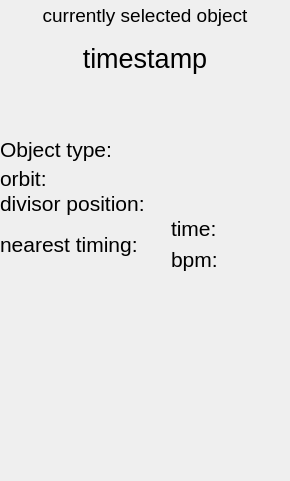
Above: src/ui/infoui/metaui/editinfo/objectinfoui.ui from xiangCaO233/MusicMapMaker before the change. Below: the same form after it.
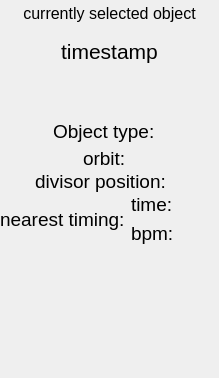
That is the form after the change. Icons and pictures are not drawn.

```diff
--- a/src/ui/infoui/metaui/editinfo/objectinfoui.ui
+++ b/src/ui/infoui/metaui/editinfo/objectinfoui.ui
@@ -6,8 +6,8 @@
    <rect>
     <x>0</x>
     <y>0</y>
-    <width>290</width>
-    <height>481</height>
+    <width>213</width>
+    <height>378</height>
    </rect>
   </property>
   <property name="windowTitle">
@@ -51,7 +51,7 @@
        <widget class="QLabel" name="label">
         <property name="font">
          <font>
-          <pointsize>14</pointsize>
+          <pointsize>12</pointsize>
          </font>
         </property>
         <property name="text">
@@ -66,7 +66,7 @@
        <widget class="QLabel" name="timestamp_label">
         <property name="font">
          <font>
-          <pointsize>20</pointsize>
+          <pointsize>16</pointsize>
          </font>
         </property>
         <property name="text">
@@ -81,7 +81,7 @@
        <widget class="QLabel" name="timestam_value">
         <property name="font">
          <font>
-          <pointsize>20</pointsize>
+          <pointsize>16</pointsize>
          </font>
         </property>
         <property name="styleSheet">
@@ -113,11 +113,24 @@
          <property name="bottomMargin">
           <number>0</number>
          </property>
+         <item>
+          <spacer name="horizontalSpacer_3">
+           <property name="orientation">
+            <enum>Qt::Orientation::Horizontal</enum>
+           </property>
+           <property name="sizeHint" stdset="0">
+            <size>
+             <width>40</width>
+             <height>20</height>
+            </size>
+           </property>
+          </spacer>
+         </item>
          <item>
           <widget class="QLabel" name="type_label">
            <property name="font">
             <font>
-             <pointsize>16</pointsize>
+             <pointsize>14</pointsize>
             </font>
            </property>
            <property name="text">
@@ -174,7 +187,7 @@
            </property>
            <property name="font">
             <font>
-             <pointsize>16</pointsize>
+             <pointsize>14</pointsize>
             </font>
            </property>
            <property name="text">
@@ -185,6 +198,19 @@
            </property>
           </widget>
          </item>
+         <item>
+          <spacer name="horizontalSpacer_4">
+           <property name="orientation">
+            <enum>Qt::Orientation::Horizontal</enum>
+           </property>
+           <property name="sizeHint" stdset="0">
+            <size>
+             <width>40</width>
+             <height>20</height>
+            </size>
+           </property>
+          </spacer>
+         </item>
         </layout>
        </widget>
       </item>
@@ -209,11 +235,24 @@
       <property name="bottomMargin">
        <number>0</number>
       </property>
+      <item>
+       <spacer name="horizontalSpacer_5">
+        <property name="orientation">
+         <enum>Qt::Orientation::Horizontal</enum>
+        </property>
+        <property name="sizeHint" stdset="0">
+         <size>
+          <width>40</width>
+          <height>20</height>
+         </size>
+        </property>
+       </spacer>
+      </item>
       <item>
        <widget class="QLabel" name="orbit_label">
         <property name="font">
          <font>
-          <pointsize>16</pointsize>
+          <pointsize>14</pointsize>
          </font>
         </property>
         <property name="text">
@@ -270,7 +309,7 @@
         </property>
         <property name="font">
          <font>
-          <pointsize>16</pointsize>
+          <pointsize>14</pointsize>
          </font>
         </property>
         <property name="text">
@@ -281,6 +320,19 @@
         </property>
        </widget>
       </item>
+      <item>
+       <spacer name="horizontalSpacer_6">
+        <property name="orientation">
+         <enum>Qt::Orientation::Horizontal</enum>
+        </property>
+        <property name="sizeHint" stdset="0">
+         <size>
+          <width>40</width>
+          <height>20</height>
+         </size>
+        </property>
+       </spacer>
+      </item>
      </layout>
     </widget>
    </item>
@@ -299,11 +351,24 @@
       <property name="bottomMargin">
        <number>0</number>
       </property>
+      <item>
+       <spacer name="horizontalSpacer_7">
+        <property name="orientation">
+         <enum>Qt::Orientation::Horizontal</enum>
+        </property>
+        <property name="sizeHint" stdset="0">
+         <size>
+          <width>40</width>
+          <height>20</height>
+         </size>
+        </property>
+       </spacer>
+      </item>
       <item>
        <widget class="QLabel" name="divisor_label">
         <property name="font">
          <font>
-          <pointsize>16</pointsize>
+          <pointsize>14</pointsize>
          </font>
         </property>
         <property name="text">
@@ -315,7 +380,7 @@
        <widget class="QLabel" name="divisor_value">
         <property name="font">
          <font>
-          <pointsize>16</pointsize>
+          <pointsize>14</pointsize>
          </font>
         </property>
         <property name="styleSheet">
@@ -329,6 +394,19 @@
         </property>
        </widget>
       </item>
+      <item>
+       <spacer name="horizontalSpacer_8">
+        <property name="orientation">
+         <enum>Qt::Orientation::Horizontal</enum>
+        </property>
+        <property name="sizeHint" stdset="0">
+         <size>
+          <width>40</width>
+          <height>20</height>
+         </size>
+        </property>
+       </spacer>
+      </item>
      </layout>
     </widget>
    </item>
@@ -347,11 +425,24 @@
       <property name="bottomMargin">
        <number>0</number>
       </property>
+      <item>
+       <spacer name="horizontalSpacer_9">
+        <property name="orientation">
+         <enum>Qt::Orientation::Horizontal</enum>
+        </property>
+        <property name="sizeHint" stdset="0">
+         <size>
+          <width>40</width>
+          <height>20</height>
+         </size>
+        </property>
+       </spacer>
+      </item>
       <item>
        <widget class="QLabel" name="ntiming_label">
         <property name="font">
          <font>
-          <pointsize>16</pointsize>
+          <pointsize>14</pointsize>
          </font>
         </property>
         <property name="text">
@@ -406,7 +497,7 @@
              <widget class="QLabel" name="ntiming_time_label">
               <property name="font">
                <font>
-                <pointsize>16</pointsize>
+                <pointsize>14</pointsize>
                </font>
               </property>
               <property name="text">
@@ -454,7 +545,7 @@
              <widget class="QLabel" name="ntiming_bpm_label">
               <property name="font">
                <font>
-                <pointsize>16</pointsize>
+                <pointsize>14</pointsize>
                </font>
               </property>
               <property name="text">
@@ -537,6 +628,19 @@
         </property>
        </widget>
       </item>
+      <item>
+       <spacer name="horizontalSpacer_10">
+        <property name="orientation">
+         <enum>Qt::Orientation::Horizontal</enum>
+        </property>
+        <property name="sizeHint" stdset="0">
+         <size>
+          <width>40</width>
+          <height>20</height>
+         </size>
+        </property>
+       </spacer>
+      </item>
      </layout>
     </widget>
    </item>
```
